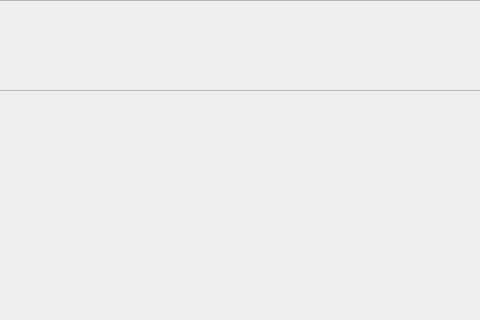
Above: A66-app/mainwindow.ui from Tetraelc/A66_PRO before the change; both pictures show x 435 to 915 and y 0 to 320 of the 1024 by 768 pixel window. Below: the same form after it.
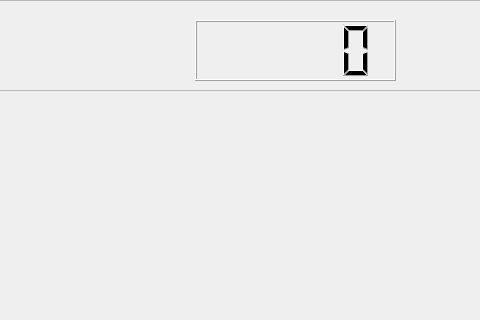
That is the form after the change. Icons and pictures are not drawn.

What changed in the file:
```diff
--- a/A66-app/mainwindow.ui
+++ b/A66-app/mainwindow.ui
@@ -198,46 +198,14 @@
       <string/>
      </property>
     </widget>
-    <widget class="QLabel" name="label_StateTip">
+    <widget class="QLCDNumber" name="lcdNumber">
      <property name="geometry">
       <rect>
-       <x>610</x>
-       <y>27</y>
-       <width>221</width>
-       <height>41</height>
+       <x>630</x>
+       <y>20</y>
+       <width>201</width>
+       <height>61</height>
       </rect>
-     </property>
-     <property name="font">
-      <font>
-       <pointsize>16</pointsize>
-      </font>
-     </property>
-     <property name="cursor">
-      <cursorShape>ArrowCursor</cursorShape>
-     </property>
-     <property name="text">
-      <string/>
-     </property>
-    </widget>
-    <widget class="QLabel" name="label_PumpTip">
-     <property name="geometry">
-      <rect>
-       <x>520</x>
-       <y>26</y>
-       <width>141</width>
-       <height>41</height>
-      </rect>
-     </property>
-     <property name="font">
-      <font>
-       <pointsize>16</pointsize>
-      </font>
-     </property>
-     <property name="cursor">
-      <cursorShape>ArrowCursor</cursorShape>
-     </property>
-     <property name="text">
-      <string/>
      </property>
     </widget>
    </widget>
```
